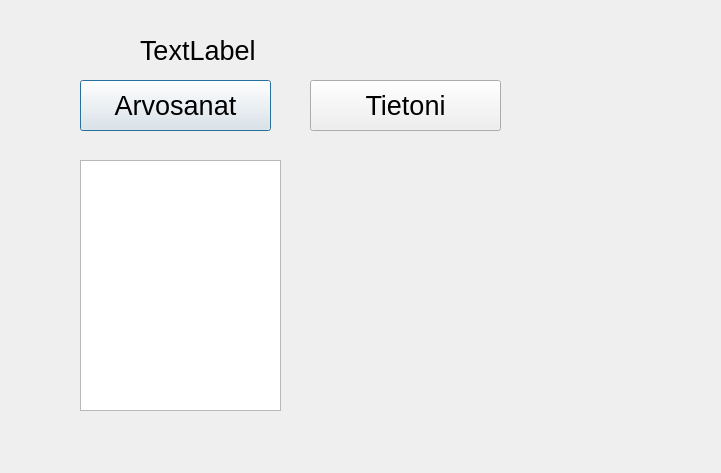
Old version of the form frontend/studentwindow.ui in the repository nooramoi/group_17.
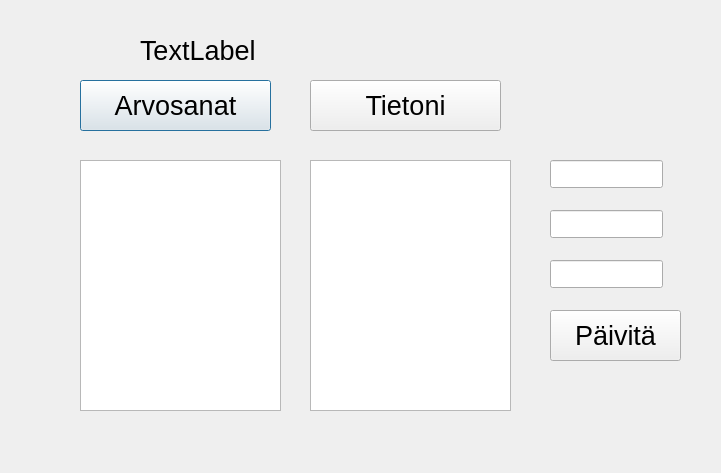
New version of the form.

```diff
--- a/frontend/studentwindow.ui
+++ b/frontend/studentwindow.ui
@@ -77,6 +77,64 @@
     </rect>
    </property>
   </widget>
+  <widget class="QTextEdit" name="textData">
+   <property name="geometry">
+    <rect>
+     <x>310</x>
+     <y>160</y>
+     <width>201</width>
+     <height>251</height>
+    </rect>
+   </property>
+  </widget>
+  <widget class="QLineEdit" name="editFname">
+   <property name="geometry">
+    <rect>
+     <x>550</x>
+     <y>160</y>
+     <width>113</width>
+     <height>28</height>
+    </rect>
+   </property>
+  </widget>
+  <widget class="QLineEdit" name="editLname">
+   <property name="geometry">
+    <rect>
+     <x>550</x>
+     <y>210</y>
+     <width>113</width>
+     <height>28</height>
+    </rect>
+   </property>
+  </widget>
+  <widget class="QLineEdit" name="editPassword">
+   <property name="geometry">
+    <rect>
+     <x>550</x>
+     <y>260</y>
+     <width>113</width>
+     <height>28</height>
+    </rect>
+   </property>
+  </widget>
+  <widget class="QPushButton" name="btnUpdate">
+   <property name="geometry">
+    <rect>
+     <x>550</x>
+     <y>310</y>
+     <width>131</width>
+     <height>51</height>
+    </rect>
+   </property>
+   <property name="font">
+    <font>
+     <pointsize>20</pointsize>
+    </font>
+   </property>
+   <property name="text">
+    <string>Päivitä</string>
+   </property>
+  </widget>
  </widget>
  <resources/>
  <connections/>
```
